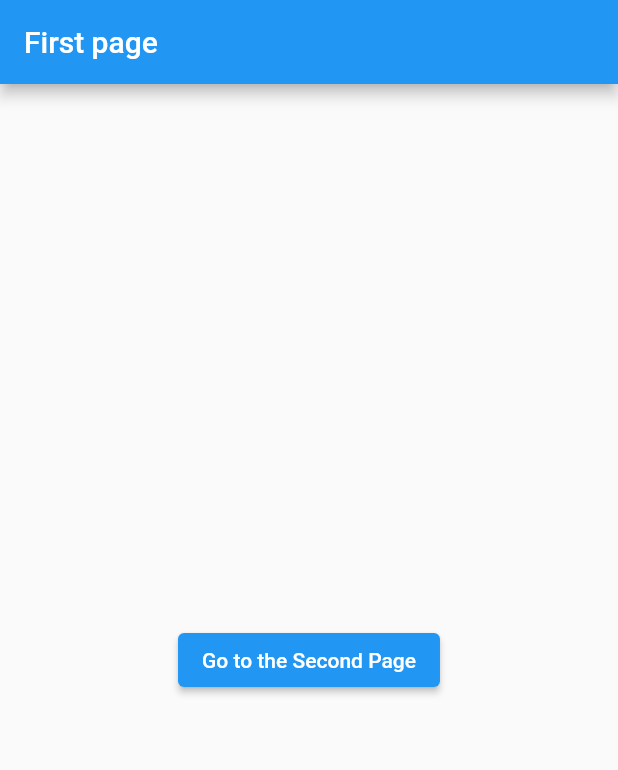
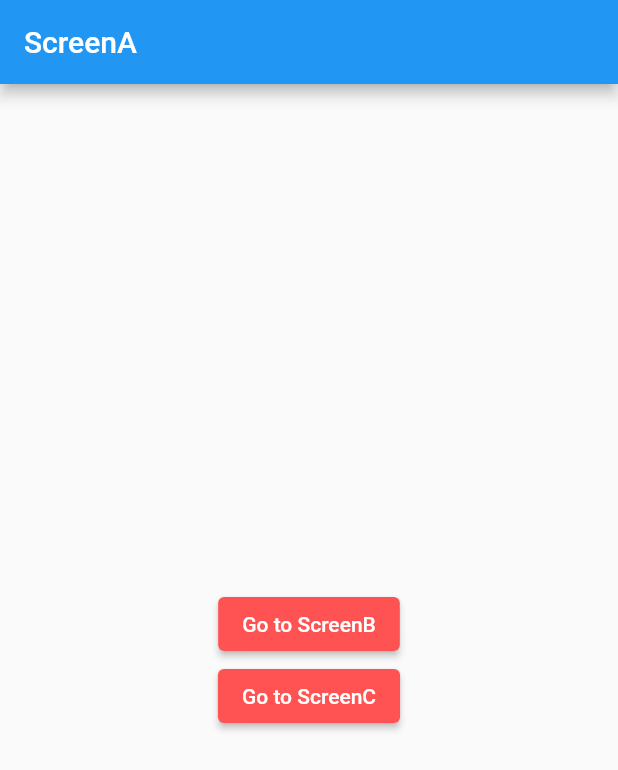
Before and after one commit to ekkk1126/flutter-study, a Flutter app: the screen it shows after launch, on a phone screen of 412 x 824 dp. Shown: the top 770 px of the screen. Run offline on Flutter 3.47's test engine with Material 2 defaults, Android fonts, the phone set to English and light mode, and no system bars; our stand-ins replace fluttertoast.

Commit message:
lecture1 #23 Navigator and pushNamed

```diff
--- /dev/null
+++ b/by codingchef/navigator/lib/ScreenA.dart
@@ -0,0 +1,42 @@
+import 'package:flutter/material.dart';
+import 'package:navigator/main.dart';
+
+void main() => runApp(ScreenA());
+
+class ScreenA extends StatelessWidget {
+  const ScreenA({super.key});
+
+  @override
+  Widget build(BuildContext context) {
+    return Scaffold(
+      appBar: AppBar(
+        title: Text('ScreenA'),
+      ),
+      body: Center(
+        child: Column(
+          mainAxisAlignment: MainAxisAlignment.center,
+          children: <Widget>[
+            ElevatedButton(
+              onPressed: () {
+                Navigator.pushNamed(context, '/b');
+              },
+              child: Text('Go to ScreenB'),
+              style: ElevatedButton.styleFrom(
+                backgroundColor: Colors.redAccent,
+              ),
+            ),
+            ElevatedButton(
+              onPressed: () {
+                Navigator.pushNamed(context, '/c');
+              },
+              child: Text('Go to ScreenC'),
+              style: ElevatedButton.styleFrom(
+                backgroundColor: Colors.redAccent,
+              ),
+            ),
+          ],
+        ),
+      ),
+    );
+  }
+}
--- /dev/null
+++ b/by codingchef/navigator/lib/ScreenB.dart
@@ -0,0 +1,25 @@
+import 'package:flutter/material.dart';
+import 'package:navigator/main.dart';
+
+void main() => runApp(ScreenB());
+
+class ScreenB extends StatelessWidget {
+  const ScreenB({super.key});
+
+  @override
+  Widget build(BuildContext context) {
+    return Scaffold(
+      appBar: AppBar(
+        title: Text('ScreenB'),
+      ),
+      body: Center(
+        child: Text(
+          'ScreenB',
+          style: TextStyle(
+            fontSize: 24.0,
+          ),
+        ),
+      ),
+    );
+  }
+}
--- /dev/null
+++ b/by codingchef/navigator/lib/ScrennC.dart
@@ -0,0 +1,25 @@
+import 'package:flutter/material.dart';
+import 'package:navigator/main.dart';
+
+void main() => runApp(ScreenC());
+
+class ScreenC extends StatelessWidget {
+  const ScreenC({super.key});
+
+  @override
+  Widget build(BuildContext context) {
+    return Scaffold(
+      appBar: AppBar(
+        title: Text('ScreenC'),
+      ),
+      body: Center(
+        child: Text(
+          'ScreenC',
+          style: TextStyle(
+            fontSize: 24.0,
+          ),
+        ),
+      ),
+    );
+  }
+}
--- a/by codingchef/navigator/lib/main.dart
+++ b/by codingchef/navigator/lib/main.dart
@@ -1,4 +1,7 @@
 import 'package:flutter/material.dart';
+import 'package:navigator/ScreenA.dart';
+import 'package:navigator/ScreenB.dart';
+import 'package:navigator/ScrennC.dart';
 
 void main() => runApp(MyAPP());
 
@@ -8,52 +11,12 @@ class MyAPP extends StatelessWidget {
   @override
   Widget build(BuildContext context) {
     return MaterialApp(
-      home: FirstPage(),
+      initialRoute: '/',
+      routes: {
+        '/': (context) => ScreenA(),
+        '/b': (context) => ScreenB(),
+        '/c': (context) => ScreenC(),
+      },
     );
   }
 }
-
-class FirstPage extends StatelessWidget {
-  const FirstPage({super.key});
-
-  @override
-  Widget build(BuildContext context) {
-    return Scaffold(
-      appBar: AppBar(
-        title: Text('First page'),
-      ),
-      body: Center(
-        child: ElevatedButton(
-          child: Text('Go to the Second Page'),
-          onPressed: () {
-            Navigator.push(context,
-                MaterialPageRoute(builder: (BuildContext context) {
-              return SecondPage();
-            }));
-          },
-        ),
-      ),
-    );
-  }
-}
-
-class SecondPage extends StatelessWidget {
-  const SecondPage({super.key});
-
-  @override
-  Widget build(BuildContext context2) {
-    return Scaffold(
-      appBar: AppBar(
-        title: Text('Second page'),
-      ),
-      body: Center(
-        child: ElevatedButton(
-          child: Text('Go to the First Page'),
-          onPressed: () {
-            Navigator.pop(context2);
-          },
-        ),
-      ),
-    );
-  }
-}
```
